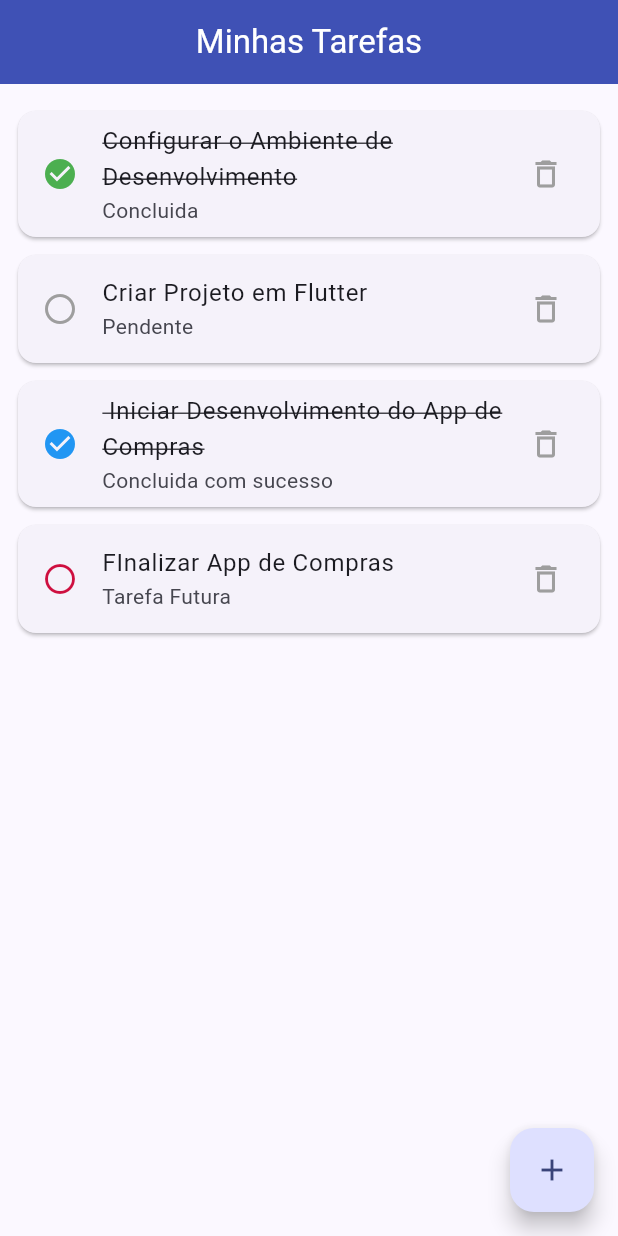
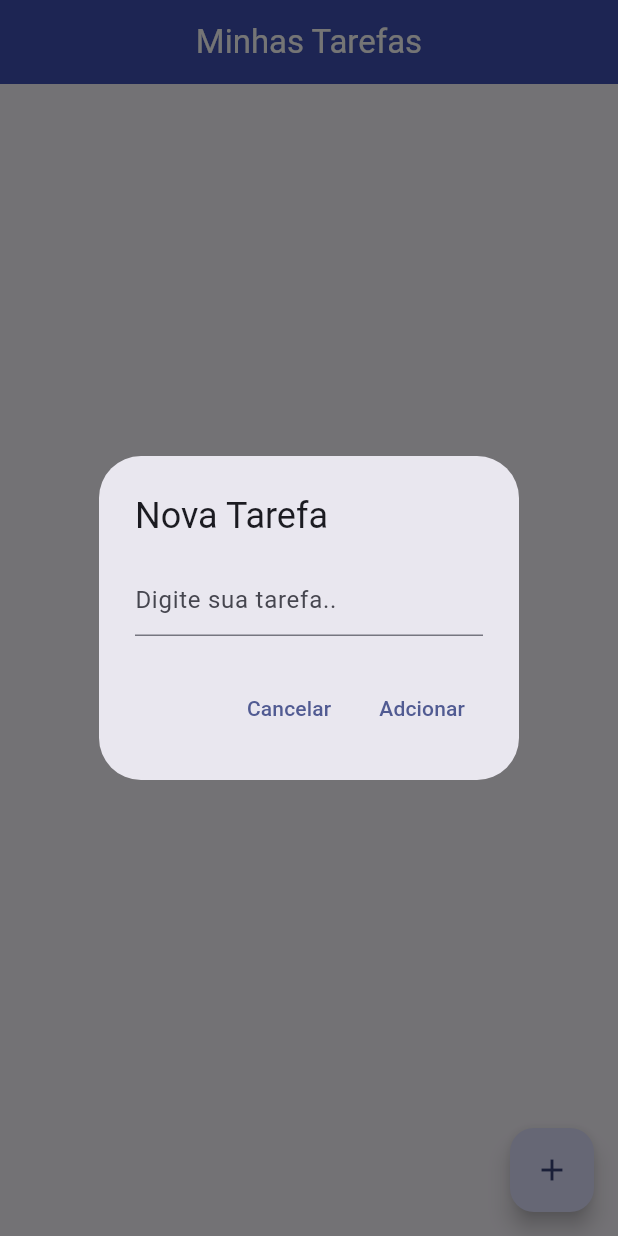
Before and after one commit to PedroMartins-M/apptarefa, a Flutter app: the screen it shows after launch, after a tap on the "add" icon, on a phone screen of 412 x 824 dp. Run offline on Flutter 3.47's test engine with Material 3 defaults, Android fonts, the phone set to English and light mode, and no system bars.

Commit message:
Adiciona interação na tela de tarefas - Fase C

```diff
--- a/lib/lista_tarefas_page.dart
+++ b/lib/lista_tarefas_page.dart
@@ -1,7 +1,60 @@
 import 'package:flutter/material.dart';
 
-class ListaTarefasPage extends StatelessWidget {
+class ListaTarefasPage extends StatefulWidget {
   const ListaTarefasPage({super.key});
+
+  @override
+  State<ListaTarefasPage> createState() => _ListaTarefasPageState();
+}
+
+class _ListaTarefasPageState extends State<ListaTarefasPage> {
+  final List<Map<String, dynamic>> tarefas = [];
+
+  // Marcar tarefa como Concluida/Pendente
+  void marcarSituacao(int index) {
+    setState(() {
+      tarefas[index]['situacao'] = !tarefas[index]['situacao'];
+    });
+  }
+
+  // Remover Tarefa
+  void removerTarefa(int index) {
+    setState(() {
+      tarefas.removeAt(index);
+    });
+  }
+
+  // Adcionar Tarefa
+  void adicionarTarefa() {
+
+    final adcionarController = TextEditingController();
+
+    showDialog(context: context, builder: (context) {
+      return AlertDialog(
+        title: Text('Nova Tarefa'),
+        content: TextField(
+          controller: adcionarController,
+          decoration: InputDecoration(hintText: "Digite sua tarefa.."),
+        ),
+        actions: [
+            TextButton(onPressed: () => Navigator.pop(context),
+            child: Text('Cancelar')
+          ),
+           TextButton(onPressed: () {
+            if(adcionarController.text.isNotEmpty){
+              setState(() {
+                tarefas.add({'titulo': adcionarController.text,
+                'situacao': false});
+              });
+              Navigator.pop(context);
+            }
+           },
+            child: Text('Adcionar')
+            ),
+        ],
+      );
+    });
+  }
 
   @override
   Widget build(BuildContext context) {
@@ -11,93 +64,55 @@ class ListaTarefasPage extends StatelessWidget {
         centerTitle: true,
       ),
 
-      body: ListView(
+      body: tarefas.isEmpty
+          ? Center(
+              child: Text(
+                'Nenhuma Tarefa Encontrada',
+                style: TextStyle(
+                  fontSize: 20,
+                  color: (Colors.grey),
+                ),
+              ),
+            )
+          : ListView.builder(
               padding: EdgeInsets.all(12),
-        children: [
-          Card(
+              itemCount: tarefas.length,
+              itemBuilder: (context, index) {
+                final tarefa = tarefas[index];
+                final bool situacao = tarefa['situacao'];
+
+                return Card(
                   margin: EdgeInsets.symmetric(vertical: 6),
                   child: ListTile(
-              leading: Icon(
-                Icons.check_circle,
-                color: Colors.green,
+                    leading: GestureDetector(
+                      onTap: () => marcarSituacao(index),
+                      child: Icon(
+                        situacao ? Icons.check_circle : Icons.circle_outlined,
+                        color: situacao ? Colors.green : Colors.grey,
+                      ),
                     ),
                     title: Text(
-                'Configurar o Ambiente de Desenvolvimento',
+                      tarefa['titulo'],
                       style: TextStyle(
-                  decoration: TextDecoration.lineThrough,
+                        decoration: situacao
+                            ? TextDecoration.lineThrough
+                            : TextDecoration.none,
                       ),
                     ),
-
-              subtitle: Text('Concluida'),
-              trailing: Icon(
+                    subtitle: Text(situacao ? 'Concluida' : 'Pendente'),
+                    trailing: GestureDetector(
+                      onTap: () => removerTarefa(index),
+                      child: Icon(
                         Icons.delete_outline,
                         color: Colors.grey,
                       ),
                     ),
                   ),
-
-          Card(
-            margin: EdgeInsets.symmetric(vertical: 6),
-            child: ListTile(
-              leading: Icon(
-                Icons.circle_outlined,
-                color: Colors.grey,
+                );
+              },
             ),
-              title: Text(
-                'Criar Projeto em Flutter',
-              ),
-
-              subtitle: Text('Pendente'),
-              trailing: Icon(
-                Icons.delete_outline,
-                color: Colors.grey,
-              ),
-            ),
-          ),
-
-          Card(
-            margin: EdgeInsets.symmetric(vertical: 6),
-            child: ListTile(
-              leading: Icon(
-                Icons.check_circle,
-                color: Colors.blue,
-              ),
-              title: Text(
-                ' Iniciar Desenvolvimento do App de Compras',
-                style: TextStyle(
-                  decoration: TextDecoration.lineThrough,
-                ),
-              ),
-
-              subtitle: Text('Concluida com sucesso'),
-              trailing: Icon(
-                Icons.delete_outline,
-                color: Colors.grey,
-              ),
-            ),
-          ),
-
-          Card(
-            margin: EdgeInsets.symmetric(vertical: 6),
-            child: ListTile(
-              leading: Icon(
-                Icons.circle_outlined,
-                color: const Color.fromARGB(255, 206, 15, 63),
-              ),
-              title: Text(
-                'FInalizar App de Compras',
-              ),
-
-              subtitle: Text('Tarefa Futura'),
-              trailing: Icon(
-                Icons.delete_outline,
-                color: Colors.grey,
-              ),
-            ),
-          ),
-        ],
-      ),
-      floatingActionButton: FloatingActionButton(onPressed: () {},
+      floatingActionButton: FloatingActionButton(
+        onPressed: adicionarTarefa,
         child: Icon(Icons.add),
       ),
     );
```
Lines whose indentation alone changed are shown as unchanged.
